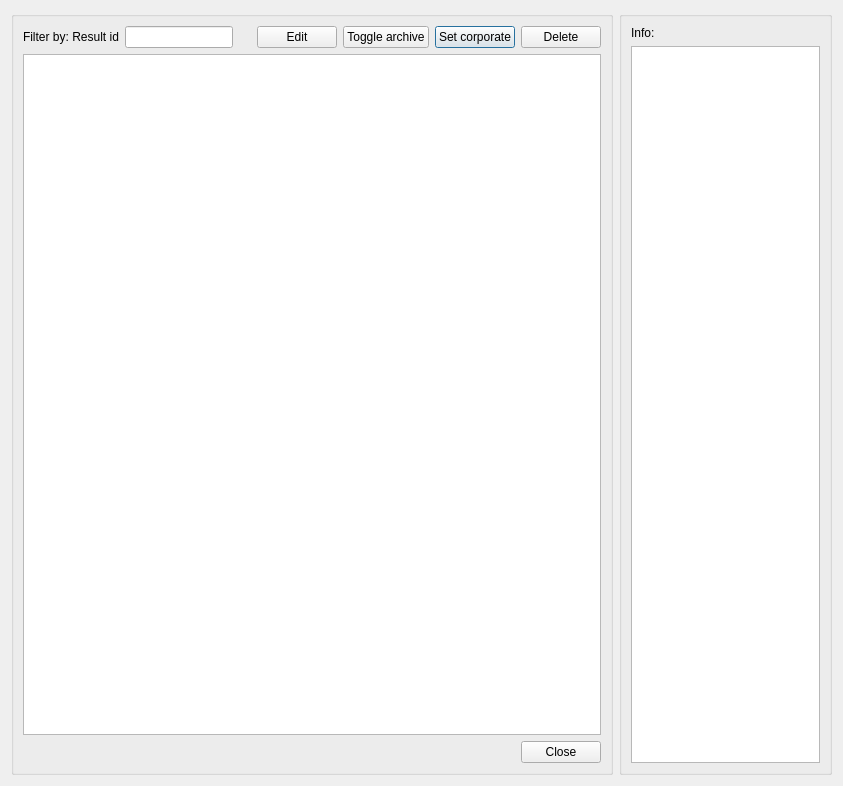
First picture: the form in core/ui/toolbars/epa/go2epa_manager.ui, repository Giswater/giswater_qgis_plugin, before the edit.
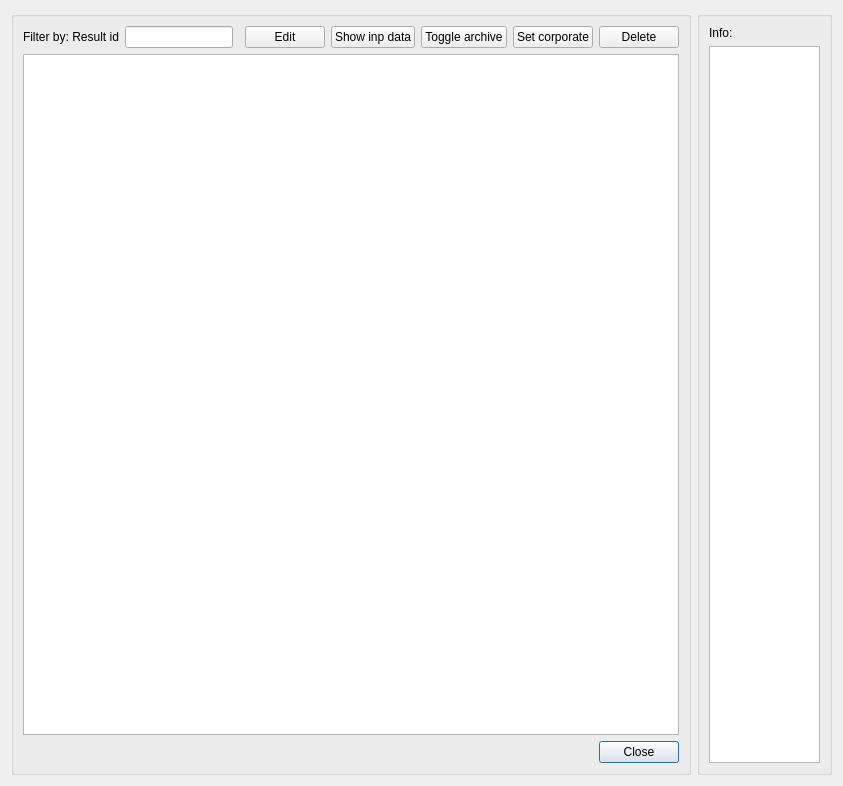
Second picture: the form after the edit.

Commit message: feat(go2epa manager): new button 'Show inp data'

What changed in the file:
```diff
--- a/core/ui/toolbars/epa/go2epa_manager.ui
+++ b/core/ui/toolbars/epa/go2epa_manager.ui
@@ -57,10 +57,10 @@
       <string/>
      </property>
      <layout class="QGridLayout" name="gridLayout">
-      <item row="1" column="5">
-       <widget class="QPushButton" name="btn_set_corporate">
+      <item row="4" column="7">
+       <widget class="QPushButton" name="btn_close">
         <property name="text">
-         <string>Set corporate</string>
+         <string>Close</string>
         </property>
        </widget>
       </item>
@@ -71,6 +71,19 @@
         </property>
        </widget>
       </item>
+      <item row="1" column="7">
+       <widget class="QPushButton" name="btn_delete">
+        <property name="sizePolicy">
+         <sizepolicy hsizetype="Fixed" vsizetype="Fixed">
+          <horstretch>0</horstretch>
+          <verstretch>0</verstretch>
+         </sizepolicy>
+        </property>
+        <property name="text">
+         <string>Delete</string>
+        </property>
+       </widget>
+      </item>
       <item row="1" column="2">
        <spacer name="horizontalSpacer_2">
         <property name="orientation">
@@ -85,22 +98,9 @@
        </spacer>
       </item>
       <item row="1" column="6">
-       <widget class="QPushButton" name="btn_delete">
-        <property name="sizePolicy">
-         <sizepolicy hsizetype="Fixed" vsizetype="Fixed">
-          <horstretch>0</horstretch>
-          <verstretch>0</verstretch>
-         </sizepolicy>
-        </property>
+       <widget class="QPushButton" name="btn_set_corporate">
         <property name="text">
-         <string>Delete</string>
-        </property>
-       </widget>
-      </item>
-      <item row="4" column="6">
-       <widget class="QPushButton" name="btn_close">
-        <property name="text">
-         <string>Close</string>
+         <string>Set corporate</string>
         </property>
        </widget>
       </item>
@@ -127,14 +127,7 @@
         </property>
        </spacer>
       </item>
-      <item row="2" column="0" colspan="7">
-       <widget class="QTableView" name="tbl_rpt_cat_result">
-        <property name="sortingEnabled">
-         <bool>true</bool>
-        </property>
-       </widget>
-      </item>
-      <item row="1" column="4">
+      <item row="1" column="5">
        <widget class="QPushButton" name="btn_archive">
         <property name="text">
          <string>Toggle archive</string>
@@ -148,6 +141,20 @@
         </property>
        </widget>
       </item>
+      <item row="2" column="0" colspan="8">
+       <widget class="QTableView" name="tbl_rpt_cat_result">
+        <property name="sortingEnabled">
+         <bool>true</bool>
+        </property>
+       </widget>
+      </item>
+      <item row="1" column="4">
+       <widget class="QPushButton" name="btn_show_inp_data">
+        <property name="text">
+         <string>Show inp data</string>
+        </property>
+       </widget>
+      </item>
      </layout>
     </widget>
    </item>
```
The commit also changes 1 other file.
